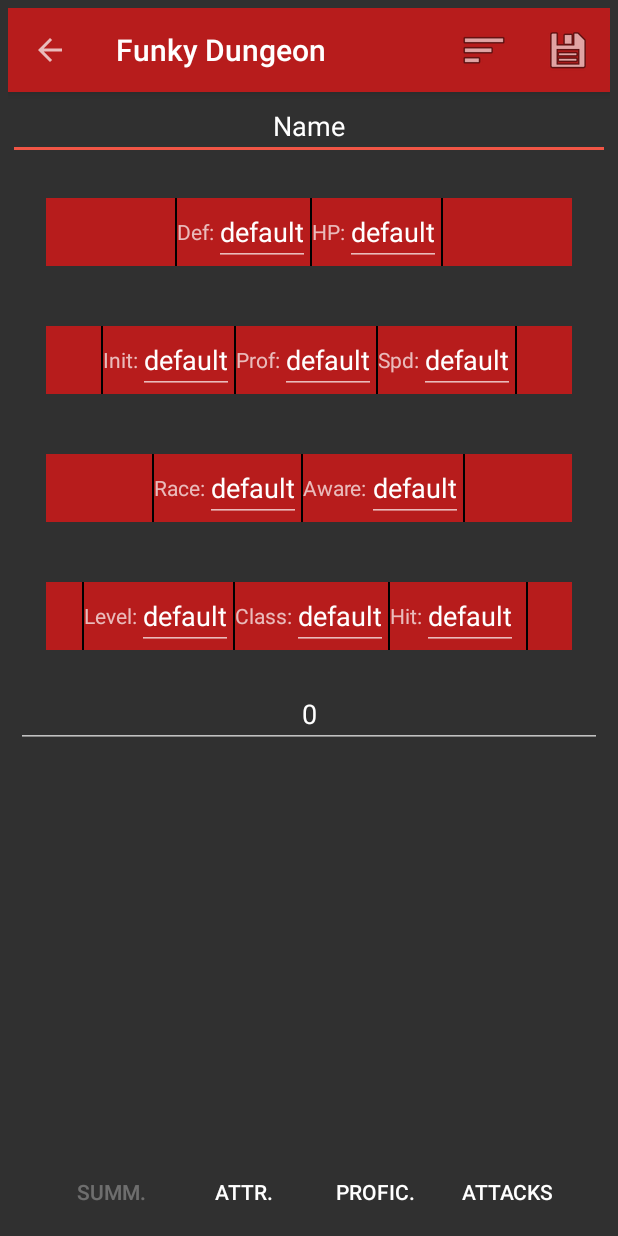
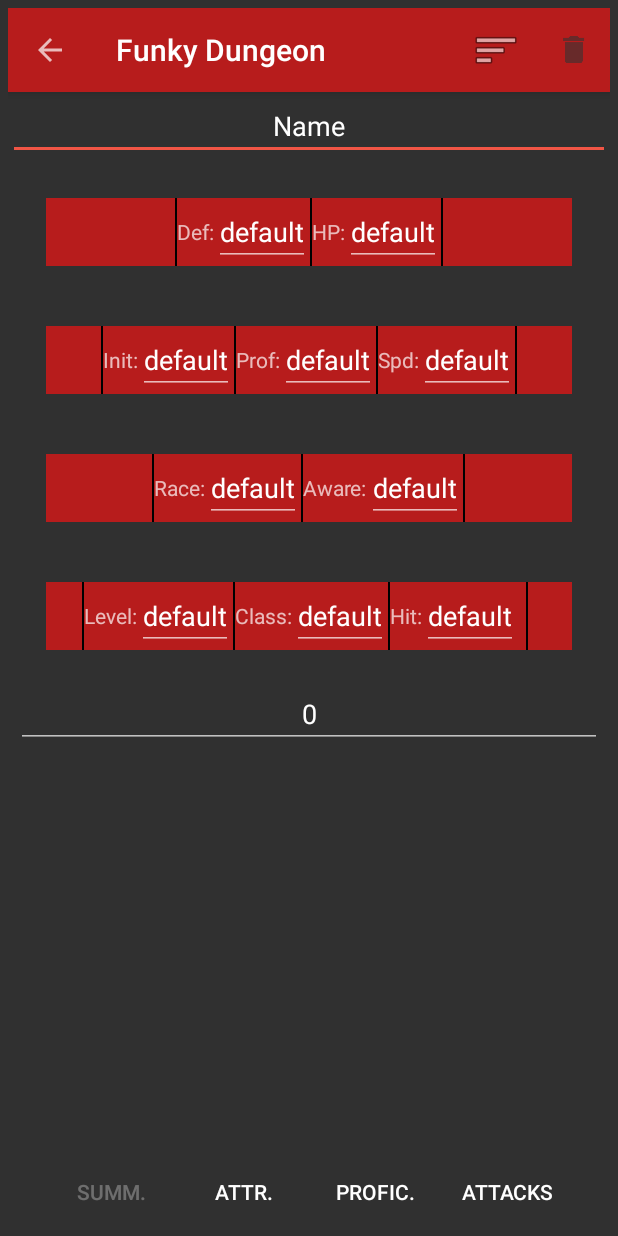
Before and after one commit to glennj3/Funky-Dungeon-Android-App, an Android app: the OverviewActivity screen opened directly, with no data from a screen before it, on a phone screen of 412 x 824 dp. Run offline under Robolectric (Android 15) with nearby library versions, the phone set to English and light mode, and no system bars; 12 statements that could not run were skipped.

Commit message:
Added Trash button

```diff
--- a/app/src/main/res/menu/menu_overview.xml
+++ b/app/src/main/res/menu/menu_overview.xml
@@ -14,7 +14,7 @@
             android:id="@+id/action_favorite"
             android:orderInCategory="300"
             android:title="Save"
-            android:icon="@android:drawable/ic_menu_save"
+            android:icon="@drawable/ic_delete_character"
             app:showAsAction="ifRoom"/>
 
 </menu>
```
